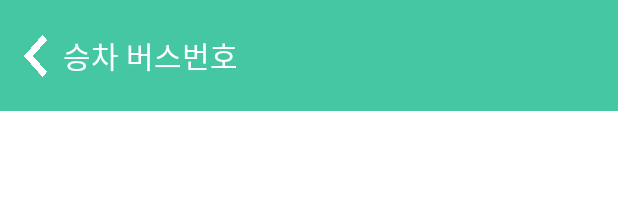
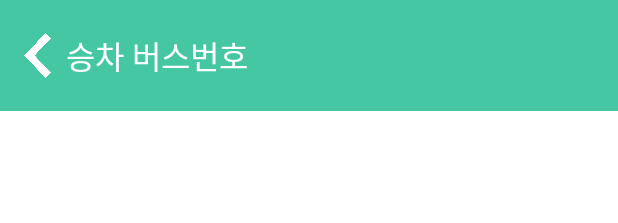
Before and after one commit to SmartStopBell/StopBell, an Android app: the layout activity_route.xml on its own in the app's theme, with its tools: preview values and no code run, on a phone screen of 412 x 824 dp. Shown: the top 223 px of the screen. Run offline under Robolectric (Android 15) with nearby library versions, the phone set to English and light mode, and no system bars.

Commit message:
xml파일 수정, 주석 추가

```diff
--- a/app/src/main/res/layout/activity_route.xml
+++ b/app/src/main/res/layout/activity_route.xml
@@ -20,8 +20,8 @@
         <ImageButton
             android:id="@+id/back"
             android:background="@drawable/back"
-            android:layout_width="15dp"
-            android:layout_height="28dp"
+            android:layout_width="18dp"
+            android:layout_height="30dp"
             app:layout_constraintTop_toTopOf="parent"
             app:layout_constraintBottom_toBottomOf="parent"
             app:layout_constraintLeft_toLeftOf="parent"
@@ -30,7 +30,7 @@
         <TextView
             android:id="@+id/busNum"
             android:text="승차 버스번호"
-            android:textSize="20dp"
+            android:textSize="21dp"
             android:textColor="@color/white"
             android:layout_width="wrap_content"
             android:layout_height="wrap_content"
--- a/app/src/main/res/layout/listview_item.xml
+++ b/app/src/main/res/layout/listview_item.xml
@@ -8,7 +8,7 @@
         android:layout_marginLeft="30dp"
         android:layout_marginRight="10dp"
         android:layout_width="match_parent"
-        android:layout_height="70dp"
+        android:layout_height="75dp"
         android:orientation="horizontal">
 
         <ImageView
@@ -27,6 +27,7 @@
             <TextView
                 android:id="@+id/tvStop"
                 android:text="정류장 이름"
+                android:textSize="18dp"
                 android:gravity="center_vertical"
                 android:layout_weight="1"
                 android:layout_width="match_parent"
```
Also changed, not shown: app/src/main/java/com/example/smartstopbellproject/MainActivity.java (+7 -10 lines).
